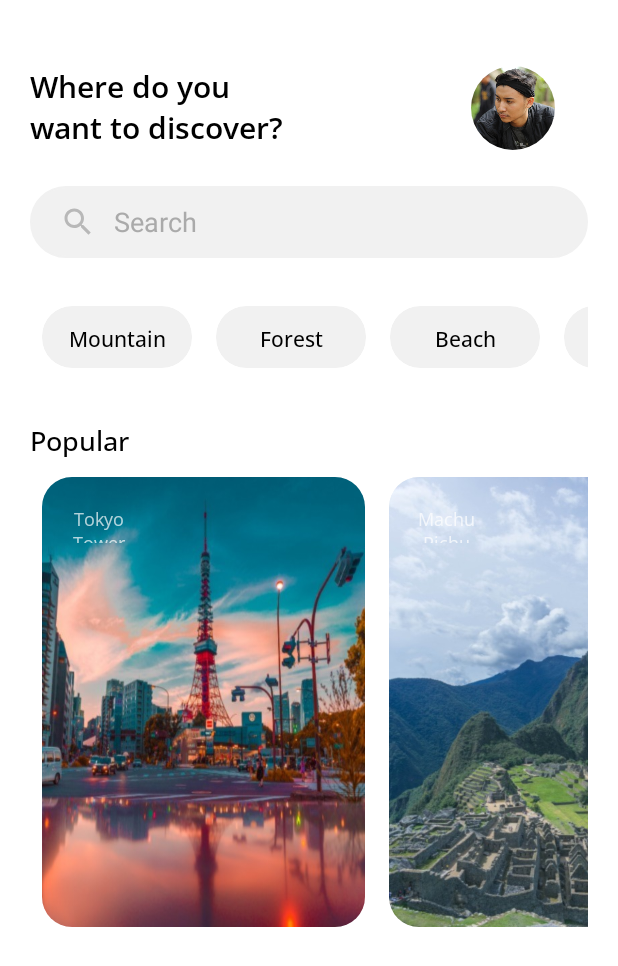
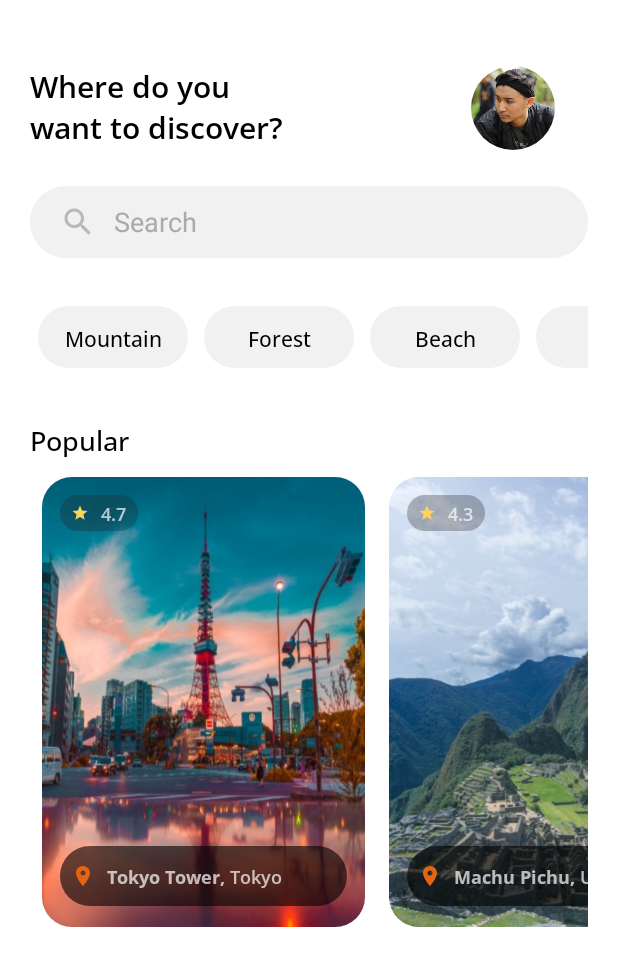
Before and after one commit to ryhn7/traveler, an Android app: the screen it shows after launch (MainActivity), on a phone screen of 412 x 824 dp. Shown: the top 966 px of the screen. Run offline under Robolectric (Android 15) with nearby library versions, the phone set to English and light mode, and no system bars; our stand-ins replace CircleImageView.

Commit message:
Popular content finish v1

```diff
--- a/app/build.gradle
+++ b/app/build.gradle
@@ -46,6 +46,5 @@ dependencies {
     testImplementation 'junit:junit:4.13.2'
     androidTestImplementation 'androidx.test.ext:junit:1.1.5'
     androidTestImplementation 'androidx.test.espresso:espresso-core:3.5.1'
-    implementation 'com.github.bumptech.glide:glide:4.15.0'
     implementation 'de.hdodenhof:circleimageview:3.1.0'
 }
--- a/app/src/main/java/com/example/traveler/ListPlaceAdapter.kt
+++ b/app/src/main/java/com/example/traveler/ListPlaceAdapter.kt
@@ -19,11 +19,12 @@ class ListPlaceAdapter(private val listPlace: ArrayList<Place>) :
     override fun getItemCount(): Int = listPlace.size
 
     override fun onBindViewHolder(holder: ListViewHolder, position: Int) {
-        val(name, photo) = listPlace[position]
+        val(rating, photo, name, location) = listPlace[position]
 //        Glide.with(holder.itemView.context).load(photo).into(holder.binding.ivPlaceImage)
+        holder.binding.tvPlaceRating.text = rating
+        holder.binding.ivPlaceImage.setImageResource(photo)
         holder.binding.tvPlaceName.text = name
-        holder.binding.ivPlaceImage.setImageResource(photo)
-
+        holder.binding.tvPlaceLocation.text = location
     }
 
 }
--- a/app/src/main/java/com/example/traveler/MainActivity.kt
+++ b/app/src/main/java/com/example/traveler/MainActivity.kt
@@ -31,7 +31,7 @@ class MainActivity : AppCompatActivity() {
 
     private fun showRecyclerList() {
         rvCategory.layoutManager = LinearLayoutManager(this, LinearLayoutManager.HORIZONTAL, false)
-        rvPlace.layoutManager = LinearLayoutManager(this,LinearLayoutManager.HORIZONTAL, false)
+        rvPlace.layoutManager = LinearLayoutManager(this, LinearLayoutManager.HORIZONTAL, false)
         val listCategoryAdapter = ListCategoryAdapter(listCategory)
         val listPlaceAdapter = ListPlaceAdapter(listPlace)
         rvCategory.adapter = listCategoryAdapter
@@ -39,7 +39,7 @@ class MainActivity : AppCompatActivity() {
     }
 
     private fun getListCategory(): ArrayList<Category> {
-    val categoryName = resources.getStringArray(R.array.category_name)
+        val categoryName = resources.getStringArray(R.array.category_name)
         val list = ArrayList<Category>()
 
         for (i in categoryName.indices) {
@@ -50,12 +50,14 @@ class MainActivity : AppCompatActivity() {
     }
 
     private fun getListPlace(): ArrayList<Place> {
+        val placeRating = resources.getStringArray(R.array.place_rating)
+        val placePhoto = resources.obtainTypedArray(R.array.place_photo)
         val placeName = resources.getStringArray(R.array.place_name)
-        val placePhoto = resources.obtainTypedArray(R.array.place_photo)
+        val placeLocation = resources.getStringArray(R.array.place_location)
         val lists = ArrayList<Place>()
 
-        for (i in placeName.indices) {
-            val place = Place(placeName[i], placePhoto.getResourceId(i, -1))
+        for (i in placeRating.indices) {
+            val place = Place(placeRating[i], placePhoto.getResourceId(i, -1), placeName[i], placeLocation[i])
             lists.add(place)
         }
         return lists
--- a/app/src/main/java/com/example/traveler/Place.kt
+++ b/app/src/main/java/com/example/traveler/Place.kt
@@ -5,10 +5,10 @@ import kotlinx.parcelize.Parcelize
 
 @Parcelize
 data class Place(
+//    val description: String,
+    val rating: String,
+    val photo: Int,
     val name: String,
-//    val description: String,
-    val photo: Int,
-//    val location: String,
-//    val rating: String,
+    val location: String,
 //    val price: String,
 ) : Parcelable
--- /dev/null
+++ b/app/src/main/res/drawable/baseline_location_on_24.xml
@@ -0,0 +1,5 @@
+<vector android:height="24dp" android:tint="#E66410"
+    android:viewportHeight="24" android:viewportWidth="24"
+    android:width="24dp" xmlns:android="http://schemas.android.com/apk/res/android">
+    <path android:fillColor="@android:color/white" android:pathData="M12,2C8.13,2 5,5.13 5,9c0,5.25 7,13 7,13s7,-7.75 7,-13c0,-3.87 -3.13,-7 -7,-7zM12,11.5c-1.38,0 -2.5,-1.12 -2.5,-2.5s1.12,-2.5 2.5,-2.5 2.5,1.12 2.5,2.5 -1.12,2.5 -2.5,2.5z"/>
+</vector>
--- /dev/null
+++ b/app/src/main/res/drawable/baseline_star_24.xml
@@ -0,0 +1,5 @@
+<vector android:height="24dp" android:tint="#FED25D"
+    android:viewportHeight="24" android:viewportWidth="24"
+    android:width="24dp" xmlns:android="http://schemas.android.com/apk/res/android">
+    <path android:fillColor="@android:color/white" android:pathData="M12,17.27L18.18,21l-1.64,-7.03L22,9.24l-7.19,-0.61L12,2 9.19,8.63 2,9.24l5.46,4.73L5.82,21z"/>
+</vector>
--- /dev/null
+++ b/app/src/main/res/drawable/location_content_bg.xml
@@ -0,0 +1,12 @@
+<?xml version="1.0" encoding="utf-8"?>
+<shape xmlns:android="http://schemas.android.com/apk/res/android"
+    android:shape="rectangle">
+
+    <corners
+        android:radius="35dp"
+        />
+    <solid
+        android:color="@color/location_glass"
+        />
+
+</shape>
--- /dev/null
+++ b/app/src/main/res/drawable/rating_content_bg.xml
@@ -0,0 +1,12 @@
+<?xml version="1.0" encoding="utf-8"?>
+<shape xmlns:android="http://schemas.android.com/apk/res/android"
+    android:shape="rectangle">
+
+    <corners
+        android:radius="35dp"
+        />
+    <solid
+        android:color="@color/rating_glass"
+        />
+
+</shape>
--- a/app/src/main/res/layout/category_item.xml
+++ b/app/src/main/res/layout/category_item.xml
@@ -6,7 +6,7 @@
     android:layout_width="100dp"
     android:layout_height="41dp"
     android:layout_gravity="center"
-    android:layout_marginHorizontal="8dp"
+    android:layout_marginHorizontal="5dp"
     card_view:cardBackgroundColor="@color/light_gray"
     card_view:cardElevation="0dp"
     card_view:cardPreventCornerOverlap="false"
--- a/app/src/main/res/layout/place_item.xml
+++ b/app/src/main/res/layout/place_item.xml
@@ -8,35 +8,103 @@
     android:layout_gravity="center"
     android:layout_marginHorizontal="8dp"
     card_view:cardBackgroundColor="@color/light_gray"
+    card_view:cardCornerRadius="20dp"
     card_view:cardElevation="0dp"
-    card_view:cardPreventCornerOverlap="false"
-    card_view:cardCornerRadius="20dp"
-    >
+    card_view:cardPreventCornerOverlap="false">
 
     <RelativeLayout
         android:layout_width="match_parent"
-        android:layout_height="wrap_content"
-        >
+        android:layout_height="wrap_content">
 
         <ImageView
             android:id="@+id/iv_place_image"
             android:layout_width="match_parent"
             android:layout_height="match_parent"
-            android:scaleType="fitXY"
-            android:contentDescription="@string/alt" />
+            android:contentDescription="@string/alt"
+            android:scaleType="fitXY" />
 
-        <TextView
-            android:id="@+id/tv_place_name"
-            android:layout_alignParentTop="@+id/iv_place_image"
-            android:layout_marginTop="20dp"
-            android:layout_marginStart="12dp"
+
+        <LinearLayout
+            android:id="@+id/ll_rating"
             android:layout_width="52dp"
             android:layout_height="24dp"
-            android:textSize="12sp"
-            android:fontFamily="@font/sansreg"
-            android:gravity="center"
-            android:text="5"
-            />
+            android:layout_marginStart="12dp"
+            android:layout_marginTop="12dp"
+            android:background="@drawable/rating_content_bg"
+            android:orientation="horizontal">
+
+            <ImageView
+                android:id="@+id/iv_star"
+                android:layout_width="12dp"
+                android:layout_height="12dp"
+                android:layout_marginStart="7dp"
+                android:layout_marginTop="6dp"
+                android:background="@drawable/baseline_star_24"
+
+                />
+
+            <TextView
+                android:id="@+id/tv_place_rating"
+                android:layout_width="wrap_content"
+                android:layout_height="wrap_content"
+                android:layout_marginStart="8dp"
+                android:layout_marginTop="4dp"
+                android:fontFamily="@font/sanssemi"
+                android:text="@string/rating"
+                android:textSize="12sp">
+
+            </TextView>
+        </LinearLayout>
+
+        <LinearLayout
+            android:id="@+id/ll_location"
+            android:layout_width="match_parent"
+            android:layout_height="40dp"
+            android:layout_below="@+id/ll_rating"
+            android:layout_marginHorizontal="12dp"
+            android:layout_marginTop="210dp"
+            android:background="@drawable/location_content_bg"
+            android:orientation="horizontal">
+
+            <ImageView
+                android:id="@+id/iv_location"
+                android:layout_width="16dp"
+                android:layout_height="16dp"
+                android:layout_marginStart="7dp"
+                android:layout_marginTop="12dp"
+                android:background="@drawable/baseline_location_on_24"
+
+                />
+
+            <LinearLayout
+                android:layout_width="match_parent"
+                android:layout_height="match_parent"
+                android:orientation="horizontal">
+
+                <TextView
+                    android:id="@+id/tv_place_name"
+                    android:layout_width="wrap_content"
+                    android:layout_height="wrap_content"
+                    android:layout_marginStart="8dp"
+                    android:layout_marginTop="12dp"
+                    android:fontFamily="@font/sansbold"
+                    android:textStyle="bold"
+                    android:text="@string/place"
+                    android:textSize="12sp" />
+
+                <TextView
+                    android:id="@+id/tv_place_location"
+                    android:layout_width="wrap_content"
+                    android:layout_height="wrap_content"
+                    android:layout_marginStart="3dp"
+                    android:layout_marginTop="12dp"
+                    android:fontFamily="@font/sanssemi"
+                    android:text="@string/location"
+                    android:textSize="12sp" />
+            </LinearLayout>
+
+        </LinearLayout>
+
 
     </RelativeLayout>
 
--- a/app/src/main/res/values/colors.xml
+++ b/app/src/main/res/values/colors.xml
@@ -10,4 +10,6 @@
     <color name="light_gray">#FFF1F1F1</color>
     <color name="gray">#FFB8B8B8</color>
     <color name="transparent">#00000000</color>
+    <color name="rating_glass">#4D212125</color>
+    <color name="location_glass">#99000000</color>
 </resources>
--- a/app/src/main/res/values/strings.xml
+++ b/app/src/main/res/values/strings.xml
@@ -5,6 +5,9 @@
     <string name="category">Category</string>
     <string name="popular">Popular</string>
     <string name="alt">Place Image</string>
+    <string name="rating">rating</string>
+    <string name="place">place</string>
+    <string name="location">location</string>
 
     <string-array name="category_name">
         <item>Mountain</item>
@@ -15,29 +18,42 @@
     </string-array>
 
     <string-array name="place_name">
-        <item>Tokyo Tower</item>
-        <item>Machu Pichu</item>
-        <item>Rialto Bridge</item>
-        <item>Kelingking Beach</item>
-        <item>Yosemite Valley</item>
-        <item>Akropolis</item>
-        <item>Antelope Canyon</item>
-        <item>Bryggen</item>
-        <item>Louvre</item>
-        <item>Times Square</item>
+        <item>Tokyo Tower,</item>
+        <item>Machu Pichu,</item>
+        <item>Rialto Bridge,</item>
+        <item>Kelingking Beach,</item>
+        <item>Yosemite Park,</item>
+        <item>Akropolis,</item>
+        <item>Antelope Canyon,</item>
+        <item>Bryggen,</item>
+        <item>Louvre,</item>
+        <item>Times Square,</item>
     </string-array>
 
     <string-array name="place_location">
         <item>Tokyo</item>
         <item>Urubamba</item>
         <item>Venice</item>
-        <item>Nusa Penida</item>
+        <item>Bali</item>
         <item>California</item>
         <item>Athens</item>
         <item>Arizona</item>
         <item>Bergen</item>
         <item>Paris</item>
         <item>New York</item>
+    </string-array>
+
+    <string-array name="place_rating">
+        <item>4.7</item>
+        <item>4.3</item>
+        <item>4.7</item>
+        <item>4.6</item>
+        <item>4.8</item>
+        <item>4.5</item>
+        <item>4.6</item>
+        <item>4.7</item>
+        <item>4.7</item>
+        <item>4.7</item>
     </string-array>
 
 <!--    <string-array name="place_photo">-->
```
Also changed, not shown: app/src/main/res/drawable/yosemite.jpg.
